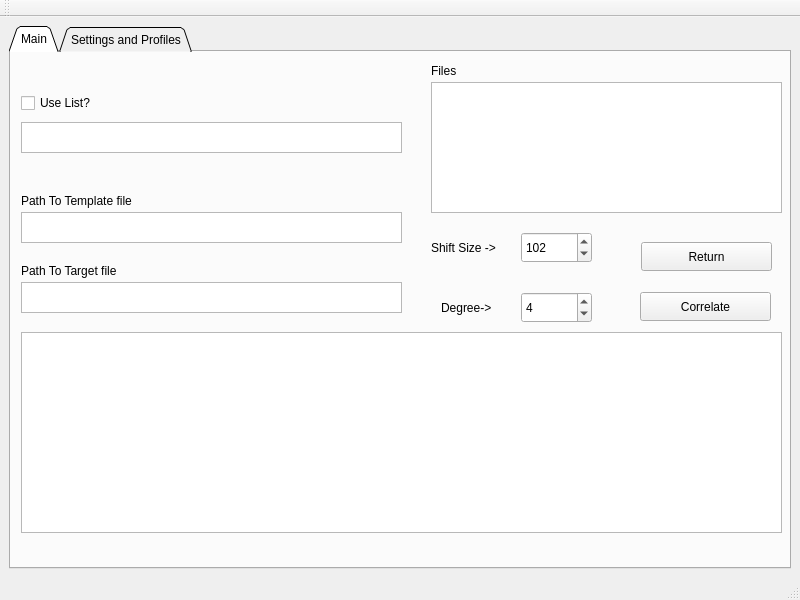
Qt form Correlation2.ui (tboudreaux/PHY-2002) before a commit.
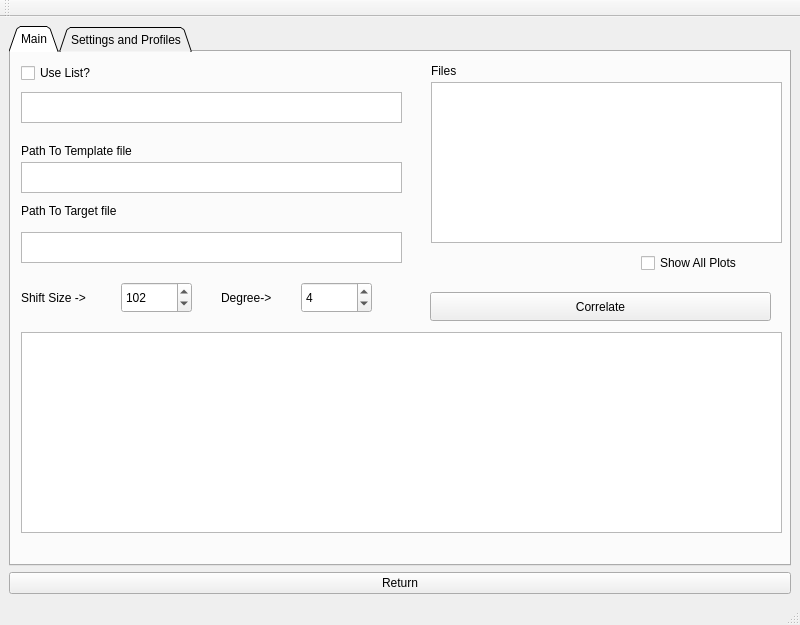
The same form after that commit.

Commit message: Made huge progress towrds multiplie plots at the same time, HURAH

```diff
--- a/Correlation2.ui
+++ b/Correlation2.ui
@@ -7,7 +7,7 @@
     <x>0</x>
     <y>0</y>
     <width>800</width>
-    <height>600</height>
+    <height>625</height>
    </rect>
   </property>
   <property name="windowTitle">
@@ -31,7 +31,7 @@
         <property name="geometry">
          <rect>
           <x>10</x>
-          <y>70</y>
+          <y>40</y>
           <width>381</width>
           <height>31</height>
          </rect>
@@ -41,7 +41,7 @@
         <property name="geometry">
          <rect>
           <x>10</x>
-          <y>160</y>
+          <y>110</y>
           <width>381</width>
           <height>31</height>
          </rect>
@@ -51,7 +51,7 @@
         <property name="geometry">
          <rect>
           <x>10</x>
-          <y>230</y>
+          <y>180</y>
           <width>381</width>
           <height>31</height>
          </rect>
@@ -61,7 +61,7 @@
         <property name="geometry">
          <rect>
           <x>10</x>
-          <y>40</y>
+          <y>10</y>
           <width>96</width>
           <height>22</height>
          </rect>
@@ -83,9 +83,9 @@
        <widget class="QPushButton" name="correlate">
         <property name="geometry">
          <rect>
-          <x>629</x>
+          <x>419</x>
           <y>240</y>
-          <width>131</width>
+          <width>341</width>
           <height>29</height>
          </rect>
         </property>
@@ -93,24 +93,11 @@
          <string>Correlate</string>
         </property>
        </widget>
-       <widget class="QPushButton" name="return_2">
-        <property name="geometry">
-         <rect>
-          <x>630</x>
-          <y>190</y>
-          <width>131</width>
-          <height>29</height>
-         </rect>
-        </property>
-        <property name="text">
-         <string>Return</string>
-        </property>
-       </widget>
        <widget class="QSpinBox" name="fitdegree">
         <property name="geometry">
          <rect>
-          <x>510</x>
-          <y>240</y>
+          <x>290</x>
+          <y>230</y>
           <width>71</width>
           <height>31</height>
          </rect>
@@ -125,8 +112,8 @@
        <widget class="QLabel" name="label_6">
         <property name="geometry">
          <rect>
-          <x>430</x>
-          <y>230</y>
+          <x>210</x>
+          <y>220</y>
           <width>71</width>
           <height>51</height>
          </rect>
@@ -139,7 +126,7 @@
         <property name="geometry">
          <rect>
           <x>10</x>
-          <y>140</y>
+          <y>90</y>
           <width>151</width>
           <height>17</height>
          </rect>
@@ -152,7 +139,7 @@
         <property name="geometry">
          <rect>
           <x>10</x>
-          <y>210</y>
+          <y>150</y>
           <width>151</width>
           <height>17</height>
          </rect>
@@ -164,8 +151,8 @@
        <widget class="QSpinBox" name="ShiftSize">
         <property name="geometry">
          <rect>
-          <x>510</x>
-          <y>180</y>
+          <x>110</x>
+          <y>230</y>
           <width>71</width>
           <height>31</height>
          </rect>
@@ -186,8 +173,8 @@
        <widget class="QLabel" name="label_10">
         <property name="geometry">
          <rect>
-          <x>420</x>
-          <y>170</y>
+          <x>10</x>
+          <y>220</y>
           <width>81</width>
           <height>51</height>
          </rect>
@@ -202,7 +189,7 @@
           <x>420</x>
           <y>30</y>
           <width>351</width>
-          <height>131</height>
+          <height>161</height>
          </rect>
         </property>
        </widget>
@@ -219,6 +206,19 @@
          <string>Files</string>
         </property>
        </widget>
+       <widget class="QCheckBox" name="multiplotshow">
+        <property name="geometry">
+         <rect>
+          <x>630</x>
+          <y>200</y>
+          <width>171</width>
+          <height>22</height>
+         </rect>
+        </property>
+        <property name="text">
+         <string>Show All Plots</string>
+        </property>
+       </widget>
       </widget>
       <widget class="QWidget" name="settings">
        <attribute name="title">
@@ -510,6 +510,13 @@
       </widget>
      </widget>
     </item>
+    <item row="1" column="0">
+     <widget class="QPushButton" name="return_2">
+      <property name="text">
+       <string>Return</string>
+      </property>
+     </widget>
+    </item>
    </layout>
   </widget>
   <widget class="QMenuBar" name="menubar">
```
The commit also changes 6 other files.
